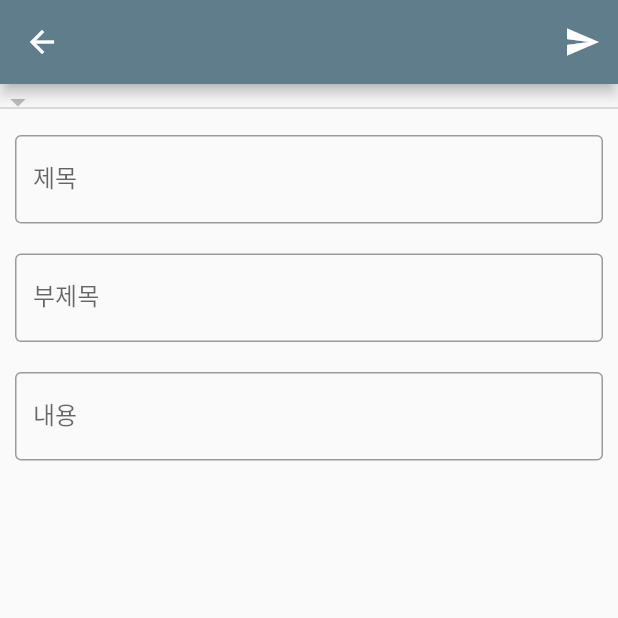
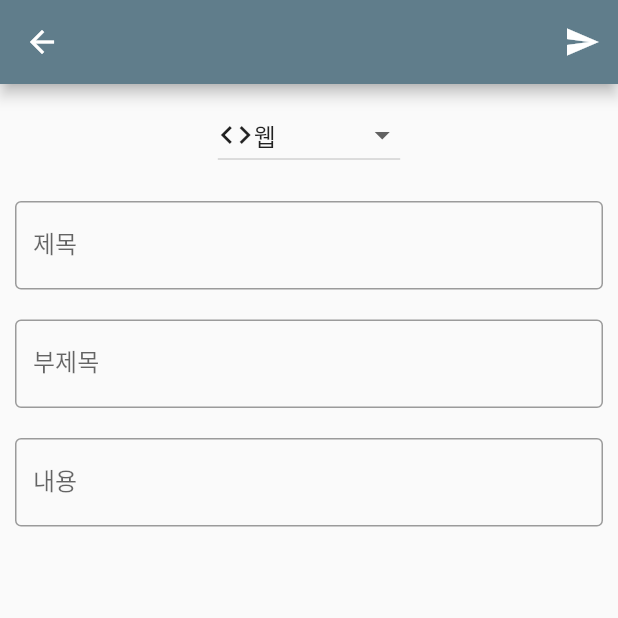
Before and after one commit to aufmcl/potential_u, a Flutter app: the AddPage screen opened directly, on a phone screen of 412 x 824 dp, the top half of it. Run offline on Flutter 3.47's test engine with Material 2 defaults, Android fonts, the phone set to English and light mode, and no system bars; our stand-ins replace firebase_auth, google_sign_in; accounts and stored records are empty.

Commit message:
[ADD] Dropdown Button in add_page
add_page에 Dropdown Button 추가

```diff
--- a/lib/add_page.dart
+++ b/lib/add_page.dart
@@ -7,6 +7,39 @@ class AddPage extends StatefulWidget {
 }
 
 class _AddPage extends State<AddPage> {
+//  final List<String> _classList = ['안드로이드', '웹', '임베디드', '디자인', '운동'];
+  //final List<DropdownItem> _classList = [DropdownItem('안드로이드', Icon(Icons.android)), DropdownItem('WEB', Icon(Icons.code))];
+
+  List<DropdownItem> _items = DropdownItem.getItem();
+  List<DropdownMenuItem<DropdownItem>> _classList;
+  DropdownItem _currentSelectedItem;
+
+  @override
+  void initState() {
+    _classList = buildDropdownMenuItems(_items);
+    _currentSelectedItem = _classList[1].value;
+    super.initState();
+  }
+
+  List<DropdownMenuItem<DropdownItem>> buildDropdownMenuItems(List _items) {
+    List<DropdownMenuItem<DropdownItem>> items = List();
+    for (DropdownItem item in _items) {
+      items.add(
+        DropdownMenuItem(
+          value: item,
+          child: Text(item.name),
+        ),
+      );
+    }
+    return items;
+  }
+
+  onChangeDropdownItem(DropdownItem selectedCompany) {
+    setState(() {
+      _currentSelectedItem = selectedCompany;
+    });
+  }
+
   @override
   Widget build(BuildContext context) {
     return Scaffold(
@@ -22,11 +55,65 @@ class _AddPage extends State<AddPage> {
           )
         ],
       ),
-      body: ListView(
+      body: Column(
         children: <Widget>[
-          DropdownButton(
+          Container(
+            margin: EdgeInsets.fromLTRB(20, 10, 20, 10),
+//            child: DropdownButton<DropdownItem>(
+//              isExpanded: true,
+//              items: _classList.map(
+//                    (val) {
+//                  return DropdownMenuItem<DropdownItem>(
+//                    value: _currentSelectedItem,
+//                    child: Row(
+//                      mainAxisAlignment: MainAxisAlignment.spaceBetween,
+//                      children: <Widget>[
+//                        _currentSelectedItem.icon,
+//                        Text(
+//                            _currentSelectedItem.name
+//                        ),
+//                      ],
+//                    ),
+//                  );
+//                },
+//              ).toList(),
+//              value: _currentSelectedItem,
+//              onChanged: (value) {
+//                setState(() {
+//                  _currentSelectedItem = value;
+//                });
+//              },
+//            ),
 
+            child: DropdownButton(
+              value: _currentSelectedItem,
+              items: _classList.map(
+                (val) {
+                  return DropdownMenuItem<DropdownItem>(
+                    value: val.value,
+                    child: Row(
+                      mainAxisAlignment: MainAxisAlignment.spaceBetween,
+                      children: <Widget>[
+                        val.value.icon,
+                        Text(val.value.name),
+                      ],
+                    ),
+                  );
+                },
+              ).toList(),
+              onChanged: onChangeDropdownItem,
+            ),
           ),
+
+          //TODO: Select Icon on DropdownButton
+//          DropdownButton<Icon>(
+//            value: Icon(Icons.android),
+//            //elevation: 16,
+//            underline: Container(
+//              height: 2,
+//              color: Colors.deepPurpleAccent,
+//            ),
+//          ),
           Padding(
             padding: const EdgeInsets.all(10.0),
             child: TextField(
@@ -63,3 +150,21 @@ class _AddPage extends State<AddPage> {
     );
   }
 }
+
+class DropdownItem {
+  String name;
+  Icon icon;
+  Color color;
+
+  DropdownItem(this.name, this.icon, this.color);
+
+  static List<DropdownItem> getItem() {
+    return <DropdownItem>[
+      DropdownItem('안드로이드', Icon(Icons.android), Colors.greenAccent),
+      DropdownItem('웹', Icon(Icons.code), Colors.blue),
+      DropdownItem('디자인', Icon(Icons.color_lens), Colors.orange),
+      DropdownItem('임베디드', Icon(Icons.memory), Colors.green),
+      DropdownItem('운동', Icon(Icons.directions_run), Colors.deepOrangeAccent),
+    ];
+  }
+}
```
Also changed, not shown: 2 other files.
